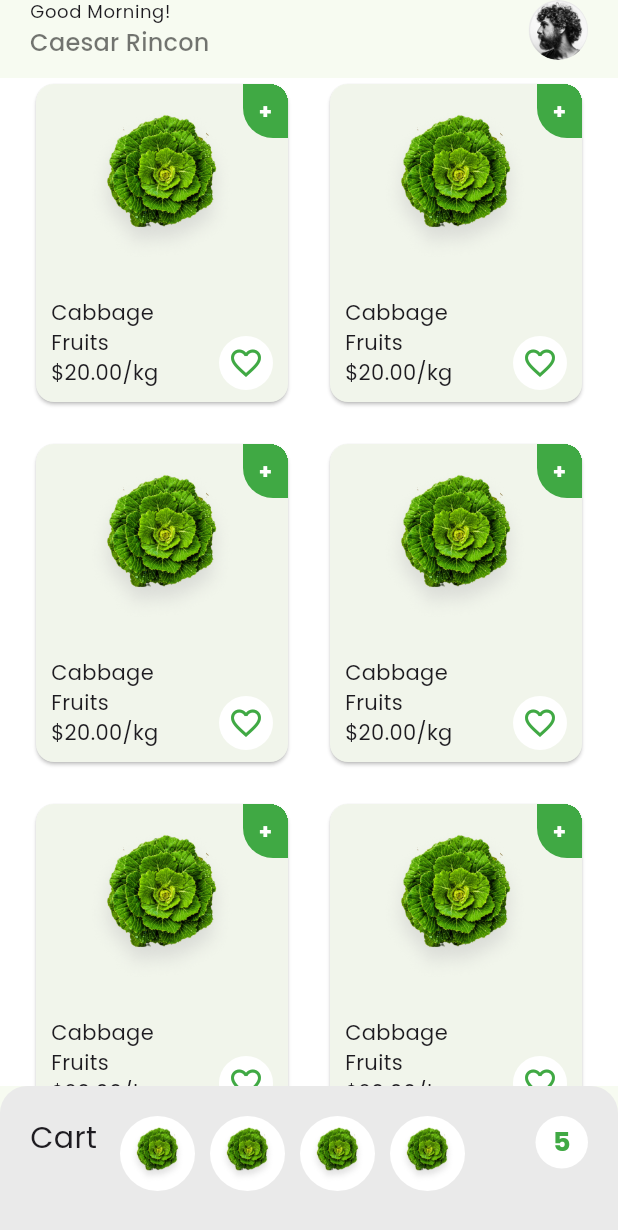
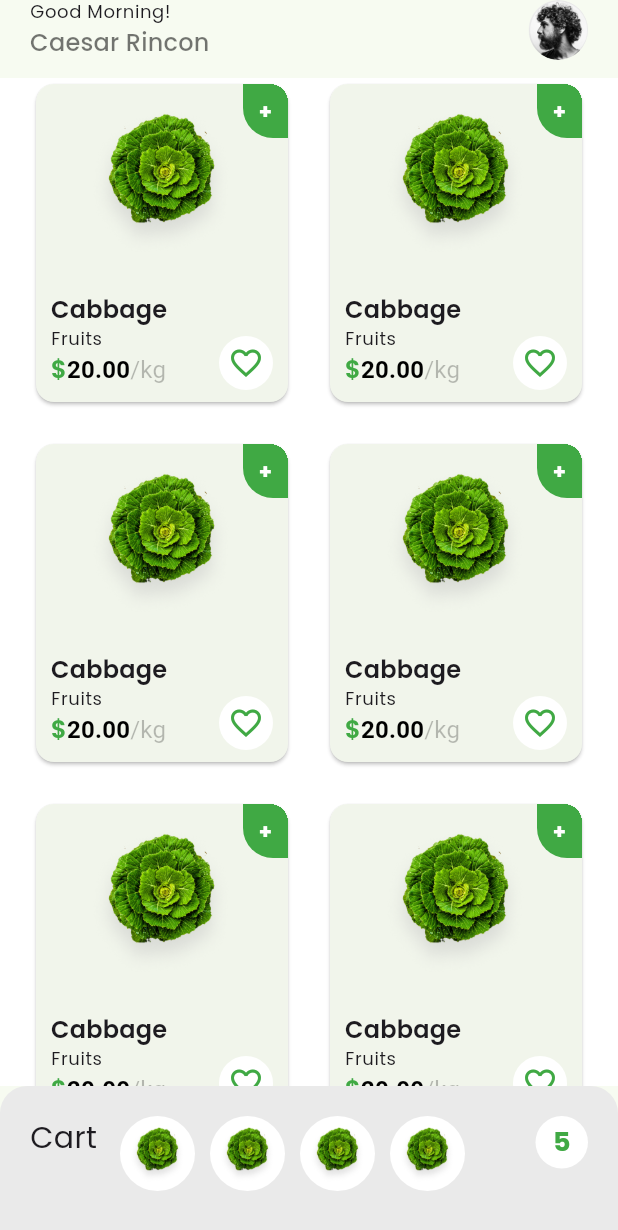
Before and after one commit to kmrosiek/grocery-row-to-column-animation, a Flutter app: the screen it shows after launch, on a phone screen of 412 x 824 dp. Shown: the top 1230 px of the screen. Run offline on Flutter 3.47's test engine with Material 3 defaults, Android fonts, the phone set to English and light mode, and no system bars; drawn by our look-alikes of flutter_animate; our stand-ins replace google_fonts.

Commit message:
Removed unused cart files. Added PriceText.

```diff
--- /dev/null
+++ b/lib/presentation/common/common_product/price_text.dart
@@ -0,0 +1,29 @@
+import 'package:flutter/material.dart';
+import 'package:grocery/presentation/common/app_colors.dart';
+
+class PriceText extends StatelessWidget {
+  const PriceText({super.key, required this.amount});
+  final String amount;
+
+  @override
+  Widget build(BuildContext context) {
+    return Text.rich(
+      TextSpan(
+        text: "\$",
+        style: Theme.of(context).textTheme.titleMedium!.copyWith(
+            fontWeight: FontWeight.w600, color: AppColors.primaryColor),
+        children: [
+          TextSpan(
+            text: amount,
+            style: const TextStyle(color: Colors.black),
+          ),
+          const TextSpan(
+            text: "/kg",
+            style:
+                TextStyle(color: Colors.black26, fontWeight: FontWeight.normal),
+          )
+        ],
+      ),
+    );
+  }
+}
--- a/lib/presentation/home/products_grid/product_card/count_badge/count_badge.dart
+++ b/lib/presentation/home/products_grid/product_card/count_badge/count_badge.dart
@@ -1,6 +1,5 @@
 import 'package:async/async.dart';
 import 'package:flutter/material.dart';
-import 'package:flutter_animate/flutter_animate.dart';
 import 'package:grocery/presentation/common/app_colors.dart';
 import 'package:grocery/presentation/home/products_grid/product_card/count_badge/count_text.dart';
 import 'package:grocery/presentation/home/products_grid/product_card/count_badge/opened_badge.dart';
--- a/lib/presentation/home/products_grid/product_card/product_card.dart
+++ b/lib/presentation/home/products_grid/product_card/product_card.dart
@@ -1,5 +1,6 @@
 import 'package:flutter/material.dart';
 import 'package:grocery/presentation/common/assets.dart';
+import 'package:grocery/presentation/common/common_product/price_text.dart';
 import 'package:grocery/presentation/home/products_grid/product_card/count_badge/count_badge.dart';
 import 'package:grocery/presentation/home/products_grid/product_card/product_heart.dart';
 
@@ -16,14 +17,19 @@ class ProductCard extends StatelessWidget {
             crossAxisAlignment: CrossAxisAlignment.start,
             children: [
               Expanded(child: Center(child: Image.asset(Assets.cabbage))),
-              const Padding(
-                padding: EdgeInsets.all(10.0),
+              Padding(
+                padding: const EdgeInsets.all(10.0),
                 child: Column(
                     crossAxisAlignment: CrossAxisAlignment.start,
                     children: [
-                      Text('Cabbage'),
-                      Text('Fruits'),
-                      Text('\$20.00/kg'),
+                      Text('Cabbage',
+                          style: Theme.of(context)
+                              .textTheme
+                              .titleMedium!
+                              .copyWith(fontWeight: FontWeight.w600)),
+                      Text('Fruits',
+                          style: Theme.of(context).textTheme.bodySmall),
+                      const PriceText(amount: '20.00'),
                     ]),
               )
             ],
```
Also changed, not shown: lib/presentation/home/cart/cart.dart (deleted, +0 -45 lines), lib/presentation/home/cart/expanded_cart.dart (deleted, +0 -29 lines), lib/presentation/home/cart/minimized_cart.dart (deleted, +0 -29 lines), lib/presentation/home/cart/widgets/cart_content.dart (deleted, +0 -89 lines), lib/presentation/home/cart/widgets/cart_list_item.dart (deleted, +0 -15 lines).
